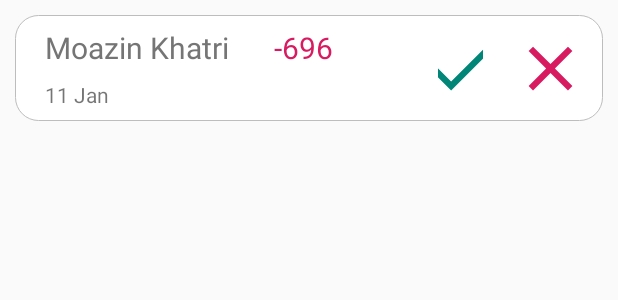
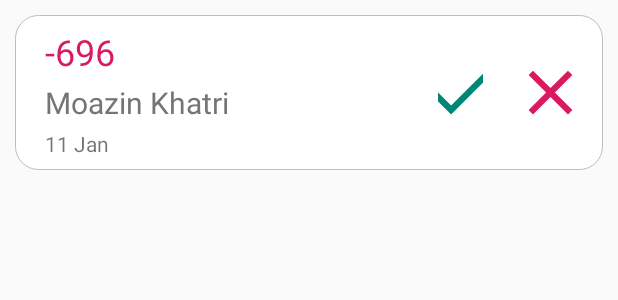
Before and after one commit to moazin/easylend-android-app, an Android app: the layout notification_item.xml on its own in the app's theme, with its tools: preview values and no code run, on a phone screen of 412 x 824 dp. Shown: the top 300 px of the screen. Run offline under Robolectric (Android 15) with nearby library versions, the phone set to English and light mode, and no system bars; network calls fail.

Commit message:
Notification Layout a little better now!

```diff
--- a/app/src/main/res/layout/notification_item.xml
+++ b/app/src/main/res/layout/notification_item.xml
@@ -24,24 +24,24 @@
             android:layout_width="wrap_content"
             android:layout_height="wrap_content"
             android:layout_marginStart="20dp"
-            android:layout_marginTop="8dp"
+            android:layout_marginTop="4dp"
             android:fontFamily="sans-serif"
             android:text="Moazin Khatri"
             android:textColor="@color/font_color"
             android:textSize="20sp"
             app:layout_constraintStart_toStartOf="parent"
-            app:layout_constraintTop_toTopOf="parent" />
+            app:layout_constraintTop_toBottomOf="@+id/transaction_exchange" />
 
         <TextView
             android:id="@+id/transaction_exchange"
             android:layout_width="wrap_content"
             android:layout_height="wrap_content"
-            android:layout_marginStart="30dp"
+            android:layout_marginStart="20dp"
             android:layout_marginTop="8dp"
             android:text="-696"
             android:textColor="@color/colorAccent"
-            android:textSize="20sp"
-            app:layout_constraintStart_toEndOf="@+id/person_name"
+            android:textSize="24sp"
+            app:layout_constraintStart_toStartOf="parent"
             app:layout_constraintTop_toTopOf="parent" />
 
         <TextView
@@ -49,7 +49,7 @@
             android:layout_width="wrap_content"
             android:layout_height="wrap_content"
             android:layout_marginStart="20dp"
-            android:layout_marginTop="8dp"
+            android:layout_marginTop="4dp"
             android:layout_marginBottom="8dp"
             android:text="11 Jan"
             app:layout_constraintBottom_toBottomOf="parent"
```
